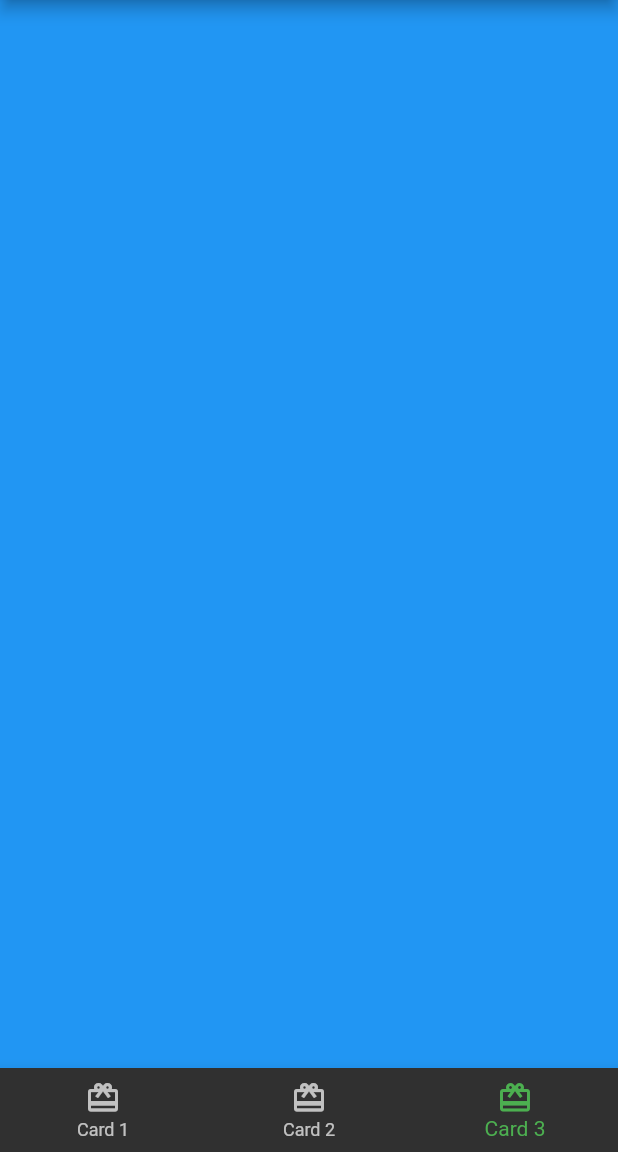
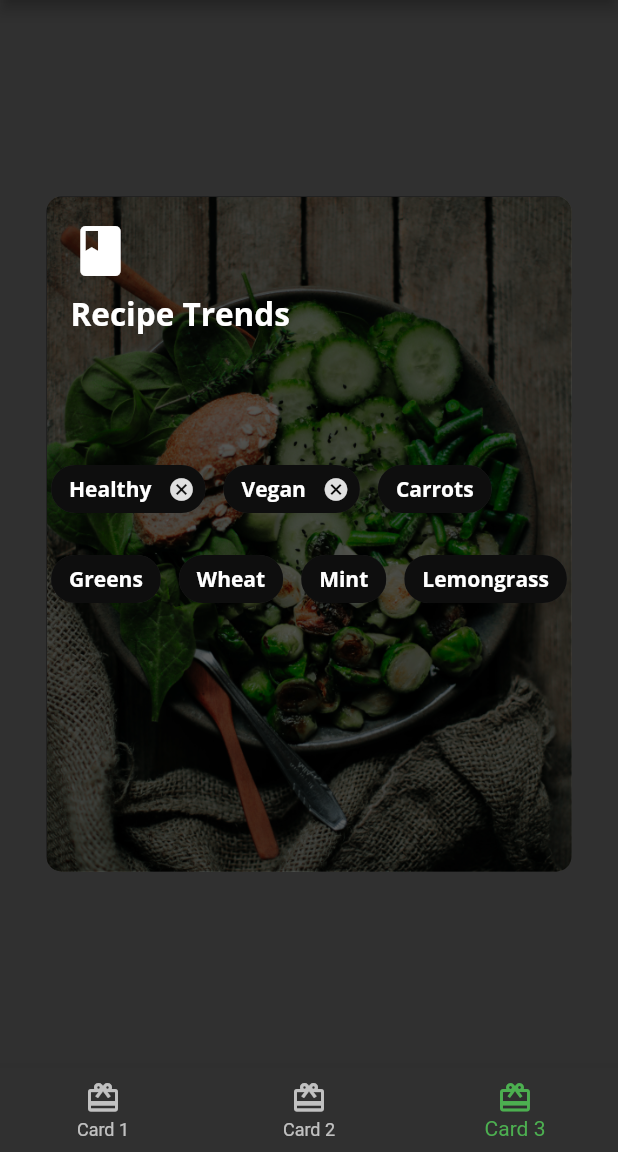
Before and after one commit to purvjoshi04/flutter_projects, a Flutter app: the screen it shows after launch, item 3 of the bottom bar chosen, on a phone screen of 412 x 824 dp, the part 84-1236 px from its top. Run offline on Flutter 3.47's test engine with Material 2 defaults, Android fonts, the phone set to English and light mode, and no system bars; our stand-ins replace google_fonts.

Commit message:
Intial Commit

```diff
--- /dev/null
+++ b/fooderlich/lib/card3.dart
@@ -0,0 +1,118 @@
+import 'dart:developer';
+import 'package:flutter/material.dart';
+import 'fooderlich_theme.dart';
+
+class Card3 extends StatelessWidget {
+  const Card3({super.key});
+  @override
+  Widget build(BuildContext context) {
+    return Center(
+      child: Container(
+        constraints: const BoxConstraints.expand(width: 350, height: 450),
+        decoration: const BoxDecoration(
+          image: DecorationImage(
+            image: AssetImage('assets/mag3.png'),
+            fit: BoxFit.cover,
+          ),
+          borderRadius: BorderRadius.all(Radius.circular(10.0)),
+        ),
+        child: Stack(
+          children: [
+            Container(
+              decoration: BoxDecoration(
+                  //1
+                  color: Colors.black.withOpacity(0.6),
+                  //2
+                  borderRadius: const BorderRadius.all(Radius.circular(10.0))),
+            ),
+            Container(
+              //3
+              padding: const EdgeInsets.all(16),
+              //4
+              child: Column(
+                //5
+                crossAxisAlignment: CrossAxisAlignment.start,
+                children: [
+                  //6
+                  const Icon(
+                    Icons.book,
+                    color: Colors.white,
+                    size: 40,
+                  ),
+                  //7
+                  const SizedBox(
+                    height: 8,
+                  ),
+                  //8
+                  Text(
+                    'Recipe Trends',
+                    style: FooderlichTheme.darkTextTheme.displayMedium,
+                  ),
+                  //9
+                  const SizedBox(height: 30),
+                ],
+              ),
+            ),
+            Center(
+              //11
+              child: Wrap(
+                //12
+                alignment: WrapAlignment.start,
+                //13
+                spacing: 12,
+                //14
+                runSpacing: 12,
+                //15
+                children: [
+                  Chip(
+                    label: Text(
+                      'Healthy',
+                      style: FooderlichTheme.darkTextTheme.bodyLarge,
+                    ),
+                    backgroundColor: Colors.black.withOpacity(0.7),
+                    onDeleted: () {
+                      log('Delete');
+                    },
+                  ),
+                  Chip(
+                    label: Text('Vegan',
+                        style: FooderlichTheme.darkTextTheme.bodyLarge),
+                    backgroundColor: Colors.black.withOpacity(0.7),
+                    onDeleted: () {
+                      log('Delete');
+                    },
+                  ),
+                  Chip(
+                    label: Text('Carrots',
+                        style: FooderlichTheme.darkTextTheme.bodyLarge),
+                    backgroundColor: Colors.black.withOpacity(0.7),
+                  ),
+                  Chip(
+                    label: Text('Greens',
+                        style: FooderlichTheme.darkTextTheme.bodyLarge),
+                    backgroundColor: Colors.black.withOpacity(0.7),
+                  ),
+                  Chip(
+                    label: Text('Wheat',
+                        style: FooderlichTheme.darkTextTheme.bodyLarge),
+                    backgroundColor: Colors.black.withOpacity(0.7),
+                  ),
+                  Chip(
+                    label: Text('Mint',
+                        style: FooderlichTheme.darkTextTheme.bodyLarge),
+                    backgroundColor: Colors.black.withOpacity(0.7),
+                  ),
+                  Chip(
+                    label: Text('Lemongrass',
+                        style: FooderlichTheme.darkTextTheme.bodyLarge),
+                    backgroundColor: Colors.black.withOpacity(0.7),
+                  ),
+                ],
+              ),
+            )
+          ],
+        ),
+      ),
+    );
+  }
+}
--- a/fooderlich/lib/home.dart
+++ b/fooderlich/lib/home.dart
@@ -1,4 +1,6 @@
 import 'package:flutter/material.dart';
+import 'package:fooderlich/card2.dart';
+import 'package:fooderlich/card3.dart';
 import 'card1.dart';
 
 // 1
@@ -14,10 +16,8 @@ class HomeState extends State<Home> {
 // 8
   static List<Widget> pages = <Widget>[
     const Card1(),
-// TODO: Replace with Card2
-    Container(color: Colors.green),
-// TODO: Replace with Card3
-    Container(color: Colors.blue)
+    const Card2(),
+    const Card3(),
   ];
 // 9
   void _onItemTapped(int index) {
@@ -41,9 +41,9 @@ class HomeState extends State<Home> {
 // 5
         selectedItemColor: Theme.of(context).textSelectionTheme.selectionColor,
 // 10
-currentIndex: _selectedIndex,
+        currentIndex: _selectedIndex,
 // 11
-onTap: _onItemTapped,
+        onTap: _onItemTapped,
 // 6
         items: const [
           BottomNavigationBarItem(
--- a/fooderlich/lib/main.dart
+++ b/fooderlich/lib/main.dart
@@ -16,6 +16,7 @@ class Fooderlich extends StatelessWidget {
     // TODO: Apply Home widget
     // 3
     return MaterialApp(
+      debugShowCheckedModeBanner: false,
       theme: theme,
       title: 'Fooderlich',
       home: const Home(),
```
Also changed, not shown: fooderlich/lib/author_card.dart (added, +66 -0 lines), fooderlich/lib/card2.dart (+37 -2 lines), fooderlich/lib/circle_image.dart (added, +27 -0 lines), fooderlich/assets/mag3.png (added).
